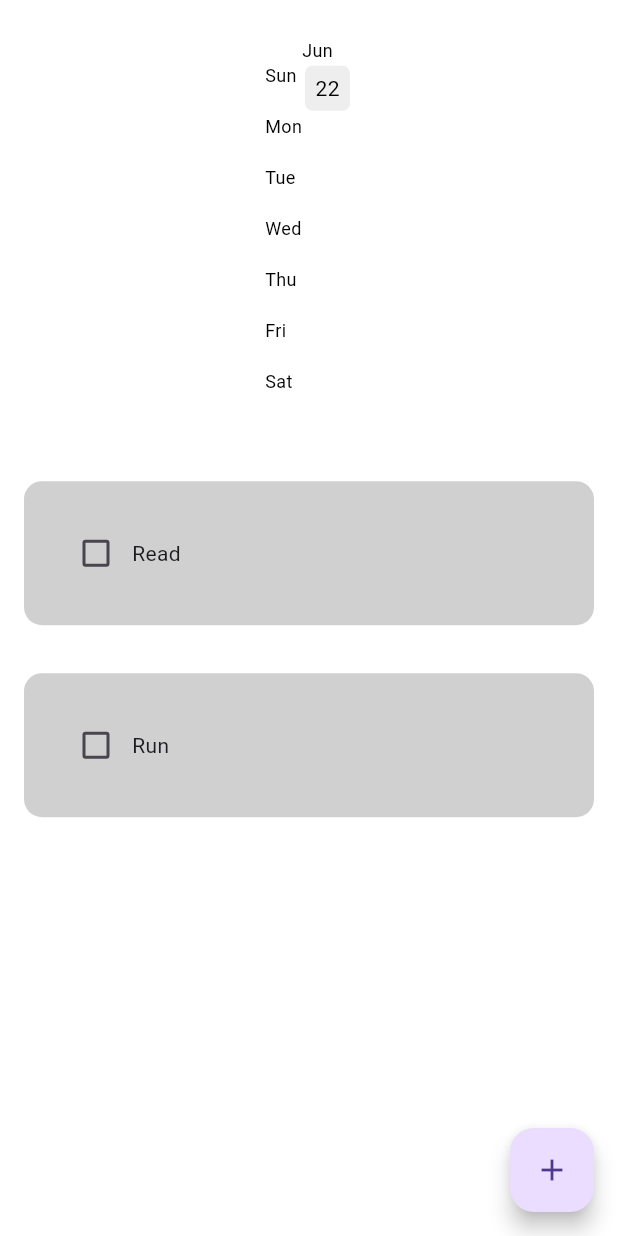
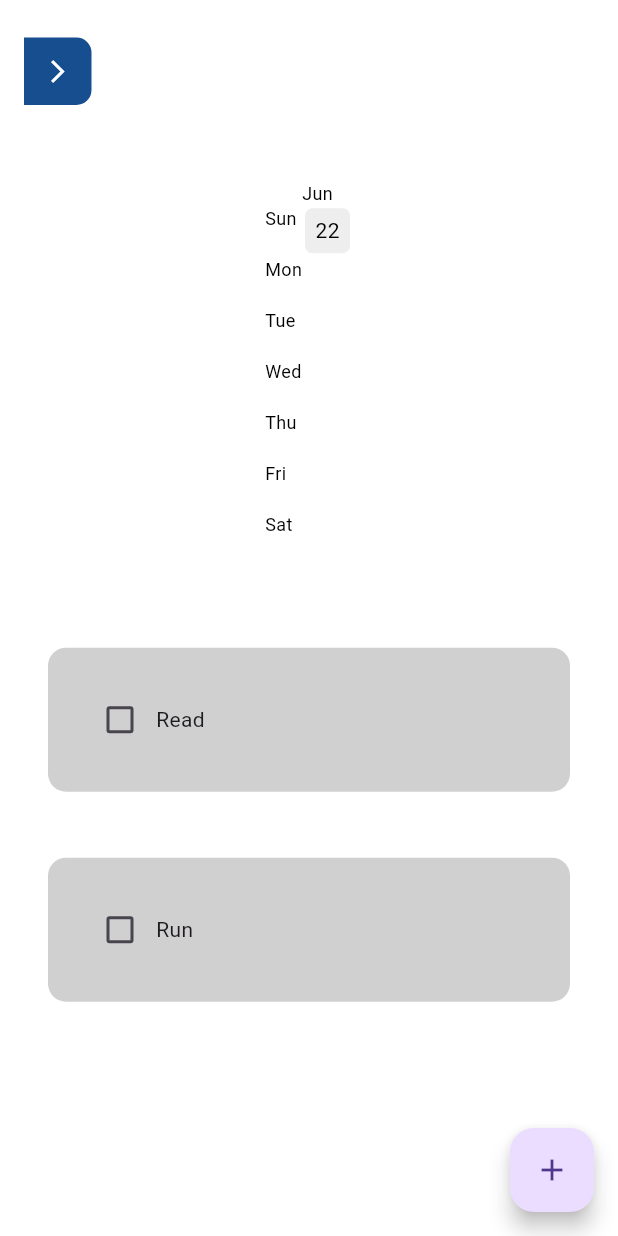
Before and after one commit to Jayflux/habit-tracker, a Flutter app: the HomePage screen opened directly with empty values, on a phone screen of 412 x 824 dp. Run offline on Flutter 3.47's test engine with Material 3 defaults, Android fonts, the phone set to English and light mode, and no system bars; drawn by our look-alikes of flutter_heatmap_calendar, flutter_slidable; our stand-ins replace fluttertoast, hive_flutter; missing offline and left inert: mysql1; accounts and stored records are empty.

Commit message:
Menambahkan Validasi email + Menambahkan Button pada home_page.dart

```diff
--- a/lib/pages/home_page.dart
+++ b/lib/pages/home_page.dart
@@ -21,6 +21,7 @@ class HomePage extends StatefulWidget {
 class _HomePageState extends State<HomePage> {
   final HabitDatabases db = HabitDatabases();
   final TextEditingController _newHabitNameController = TextEditingController();
+  final GlobalKey<ScaffoldState> _scaffoldKey = GlobalKey<ScaffoldState>();
   bool isLoading = true;
 
   @override
@@ -60,7 +61,8 @@ class _HomePageState extends State<HomePage> {
           onCancel: cancelDialogBox,
           hintText: "Enter Habit Name..",
         );
-        });
+      },
+    );
   }
 
   void saveNewHabit() async {
@@ -110,30 +112,69 @@ class _HomePageState extends State<HomePage> {
   @override
   Widget build(BuildContext context) {
     return Scaffold(
+      key: _scaffoldKey,
       drawer: CustomDrawer(username: widget.username),
       backgroundColor: Colors.white,
       floatingActionButton: MyFloatingActionButton(onPressed: createNewHabit),
       body: isLoading
           ? const Center(child: CircularProgressIndicator())
-          : ListView(
+          : Column(
+              children: [
+                // Sidebar Icon
+                Container(
+                  padding:
+                      const EdgeInsets.symmetric(horizontal: 16, vertical: 25),
+                  alignment: Alignment.centerLeft,
+                  child: Container(
+                    width: 45,
+                    height: 45,
+                    decoration: const BoxDecoration(
+                      color: Color(0xFF174E8F),
+                      borderRadius: BorderRadius.only(
+                        topRight: Radius.circular(10),
+                        bottomRight: Radius.circular(10),
+                      ),
+                    ),
+                    child: IconButton(
+                      icon: const Icon(Icons.arrow_forward_ios,
+                          color: Colors.white, size: 18),
+                      onPressed: () => _scaffoldKey.currentState!.openDrawer(),
+                    ),
+                  ),
+                ),
+
+                Expanded(
+                  child: Padding(
+                    padding: const EdgeInsets.symmetric(horizontal: 16),
+                    child: ListView(
                       children: [
                         MonthlySummary(
                           datasets: db.heatMapDataSet,
                           startDate: convertDateTimeToString(DateTime.now()),
                         ),
+                        const SizedBox(height: 16),
                         ListView.builder(
                           shrinkWrap: true,
                           physics: const NeverScrollableScrollPhysics(),
                           itemCount: db.todaysHabitList.length,
                           itemBuilder: (context, index) {
-                    return HabitTile(
+                            return Padding(
+                              padding: const EdgeInsets.only(bottom: 12.0),
+                              child: HabitTile(
                                 habitName: db.todaysHabitList[index][0],
                                 habitCompleted: db.todaysHabitList[index][1],
-                      onChanged: (value) => checkBoxTapped(value, index),
-                      settingsTapped: (context) => openHabitSettings(index),
+                                onChanged: (value) =>
+                                    checkBoxTapped(value, index),
+                                settingsTapped: (context) =>
+                                    openHabitSettings(index),
                                 deleteTapped: (context) => deleteHabit(index),
+                              ),
                             );
                           },
+                        ),
+                      ],
+                    ),
+                  ),
                 ),
               ],
             ),
--- a/lib/pages/register_page.dart
+++ b/lib/pages/register_page.dart
@@ -24,6 +24,10 @@ class RegisterPage extends StatelessWidget {
     final phoneNumber = phoneNumberController.text.trim();
     final fullName = fullNameController.text.trim();
 
+    final emailRegex =
+        RegExp(r'^[\w-\.]+@([\w-]+\.)+[\w-]{2,4}$'); // validasi email umum
+    // final emailRegex = RegExp(r'^[\w-\.]+@gmail\.com$'); // jika hanya ingin @gmail.com saja
+
     if (username.isEmpty ||
         email.isEmpty ||
         password.isEmpty ||
@@ -31,6 +35,11 @@ class RegisterPage extends StatelessWidget {
         phoneNumber.isEmpty ||
         fullName.isEmpty) {
       Fluttertoast.showToast(msg: 'Please fill all fields');
+      return;
+    }
+
+    if (!emailRegex.hasMatch(email)) {
+      Fluttertoast.showToast(msg: 'Please enter a valid email');
       return;
     }
 
```
Lines whose indentation alone changed are shown as unchanged.
